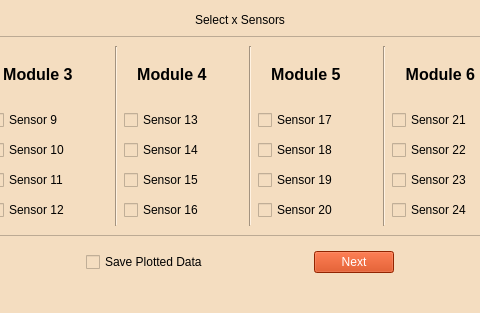
First picture: the form in GUI/Qt_Files/visualize_sensor_selection_matrix.ui, repository jrsm1/EWAS_Application, before the edit; both pictures show x 298 to 778 and y 0 to 313 of the 1077 by 313 pixel window.
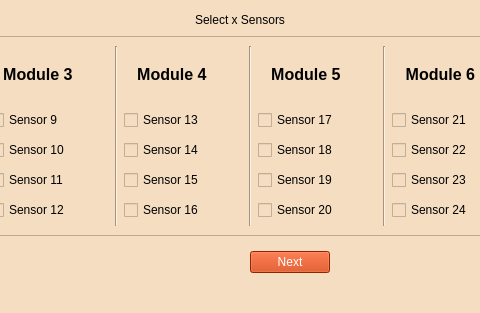
Second picture: the form after the edit.

Commit message:
[x] Converting Data from modules into joint DataFrame for storing. [X] Module config Storing and loading Done. [NOT TESTED]
[ ] Test Module INfo Storing/Loading

Diff of the .ui file:
```diff
--- a/GUI/Qt_Files/visualize_sensor_selection_matrix.ui
+++ b/GUI/Qt_Files/visualize_sensor_selection_matrix.ui
@@ -688,13 +688,6 @@
 							</size>
 						</property>
 						<layout class="QHBoxLayout" name="horizontalLayout">
-							<item>
-								<widget class="QCheckBox" name="sensor_selection_Save_Plot_Data_checkBox">
-									<property name="text">
-										<string>Save Plotted Data</string>
-									</property>
-								</widget>
-							</item>
 							<item>
 								<spacer name="verticalSpacer_8">
 									<property name="orientation">
```
Lines whose indentation alone changed are shown as unchanged. The commit also changes 8 other files.
